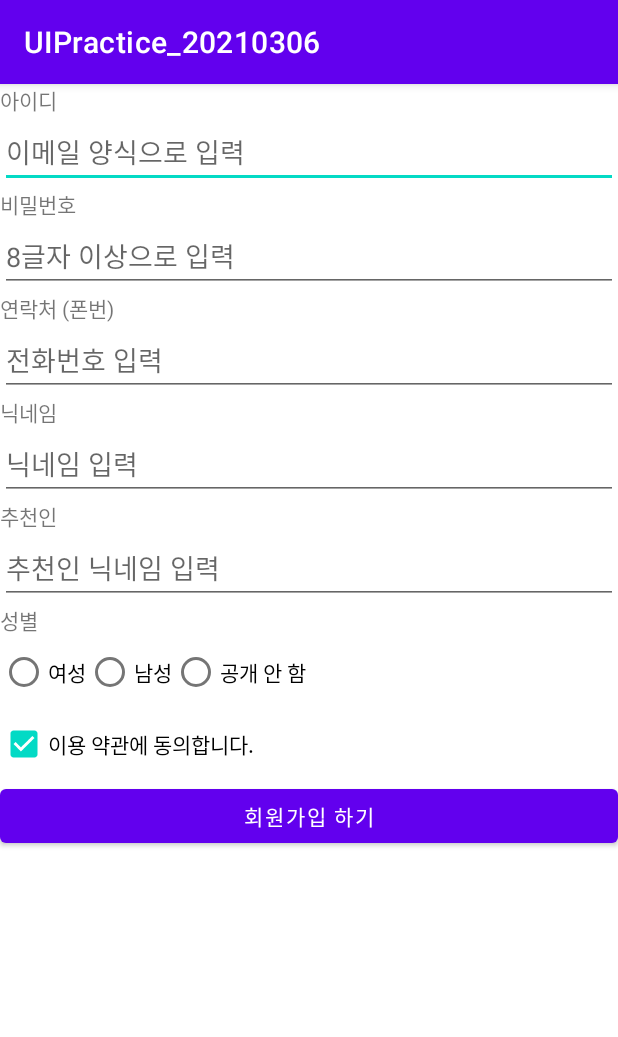
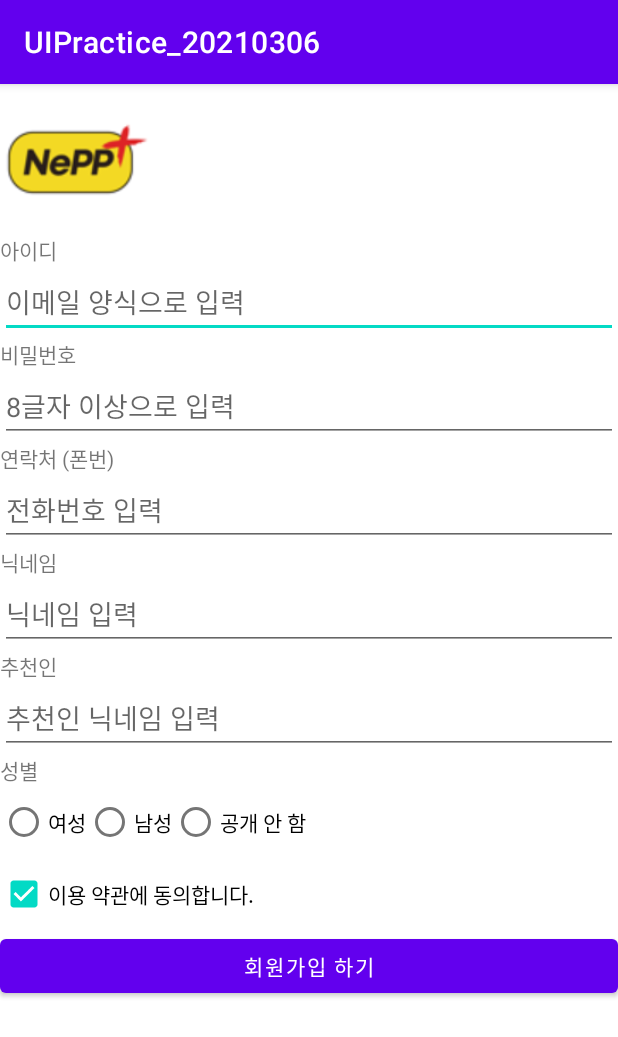
Before and after one commit to cho881020/UIPractice_20210306, an Android app: the screen it shows after launch (MainActivity), on a phone screen of 412 x 824 dp. Shown: the top 1037 px of the screen. Run offline under Robolectric (Android 15) with nearby library versions, the phone set to English and light mode, and no system bars.

Commit message:
이미지뷰로 로고 추가

```diff
--- a/app/src/main/res/layout/activity_main.xml
+++ b/app/src/main/res/layout/activity_main.xml
@@ -7,6 +7,11 @@
     android:layout_width="match_parent"
     android:layout_height="match_parent"
     tools:context=".MainActivity">
+
+    <ImageView
+        android:layout_width="100dp"
+        android:layout_height="100dp"
+        android:src="@drawable/neppplu_logo01"/>
 
     <TextView
         android:layout_width="wrap_content"
```
Also changed, not shown: app/src/main/res/drawable/neppplu_logo01.png (added).
